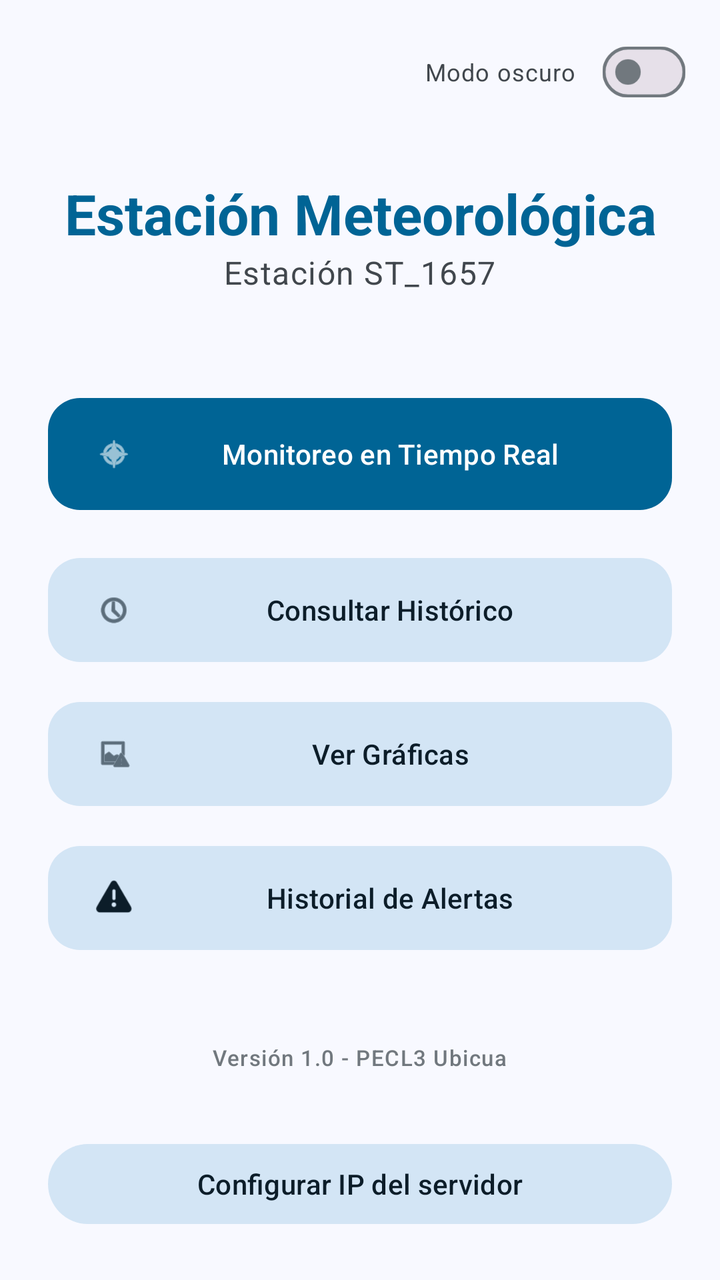
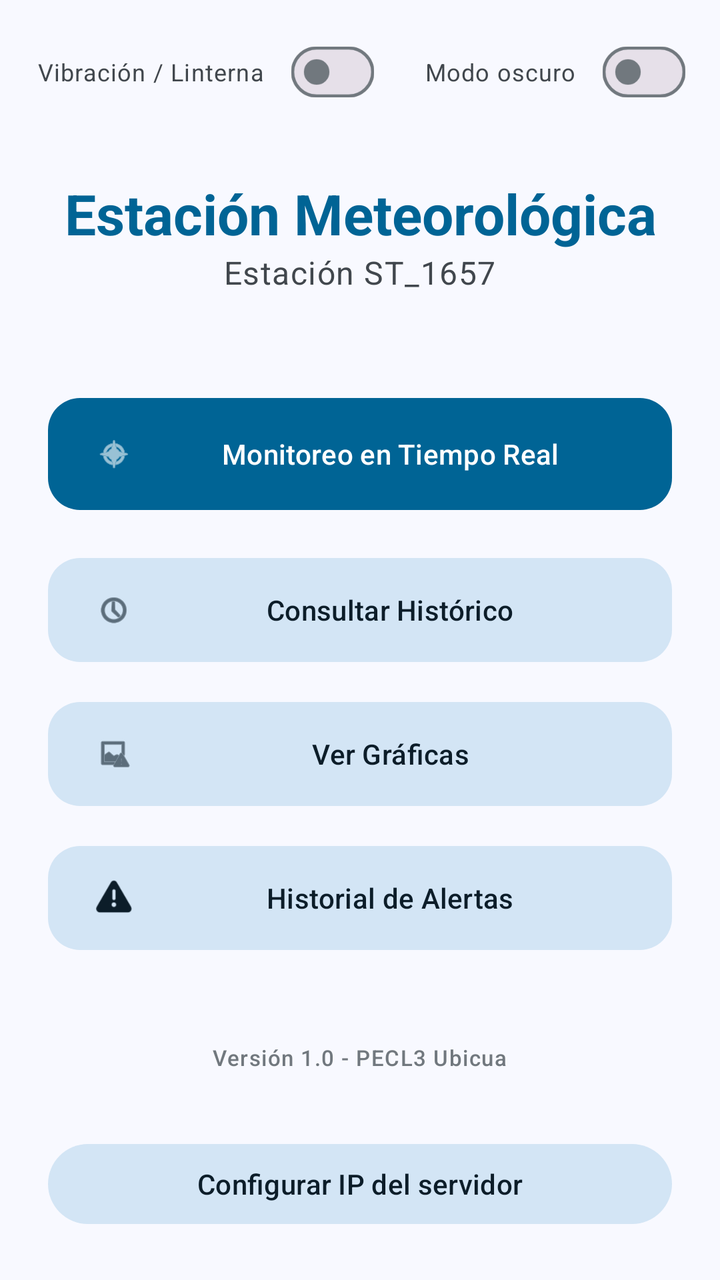

Screens rendered from an Android XML layout before and after an edit, with the pre-edit source and the edit as a unified diff.
<!-- AndroidManifest.xml: application theme Theme.EstacionMeteorologica -->
<!-- res/layout/activity_main.xml -->
<?xml version="1.0" encoding="utf-8"?>
<RelativeLayout xmlns:android="http://schemas.android.com/apk/res/android"
    xmlns:app="http://schemas.android.com/apk/res-auto"
    android:layout_width="match_parent"
    android:layout_height="match_parent"
    android:background="?attr/colorSurface">

    <LinearLayout
        android:id="@+id/darkModeContainer"
        android:layout_width="wrap_content"
        android:layout_height="wrap_content"
        android:layout_alignParentTop="true"
        android:layout_alignParentEnd="true"
        android:layout_margin="12dp"
        android:orientation="horizontal"
        android:gravity="center_vertical">

        <TextView
            android:layout_width="wrap_content"
            android:layout_height="wrap_content"
            android:text="Modo oscuro"
            android:textAppearance="@style/TextAppearance.Material3.BodySmall"
            android:textColor="?attr/colorOnSurfaceVariant"
            android:layout_marginEnd="8dp" />

        <com.google.android.material.materialswitch.MaterialSwitch
            android:id="@+id/switchDarkMode"
            android:layout_width="wrap_content"
            android:layout_height="wrap_content"
            android:scaleX="0.8"
            android:scaleY="0.8" />

    </LinearLayout>

    <LinearLayout
        android:layout_width="match_parent"
        android:layout_height="match_parent"
        android:orientation="vertical"
        android:gravity="center_horizontal"
        android:padding="24dp">

    <TextView
        android:layout_width="wrap_content"
        android:layout_height="wrap_content"
        android:layout_marginTop="64dp"
        android:text="Estación Meteorológica"
        android:textAppearance="@style/TextAppearance.Material3.HeadlineMedium"
        android:textColor="?attr/colorPrimary"
        android:textStyle="bold"
        android:textAlignment="center" />

    <TextView
        android:layout_width="wrap_content"
        android:layout_height="wrap_content"
        android:layout_marginBottom="48dp"
        android:text="Estación ST_1657"
        android:textAppearance="@style/TextAppearance.Material3.BodyLarge"
        android:textColor="?attr/colorOnSurfaceVariant" />

    <com.google.android.material.button.MaterialButton
        android:id="@+id/btnRealtime"
        style="@style/Widget.Material3.Button"
        android:layout_width="match_parent"
        android:layout_height="64dp"
        android:layout_marginBottom="16dp"
        android:text="Monitoreo en Tiempo Real"
        app:cornerRadius="16dp"
        app:icon="@android:drawable/ic_menu_compass"
        app:iconPadding="12dp" />

    <com.google.android.material.button.MaterialButton
        android:id="@+id/btnHistoric"
        style="@style/Widget.Material3.Button.TonalButton"
        android:layout_width="match_parent"
        android:layout_height="60dp"
        android:layout_marginBottom="12dp"
        android:text="Consultar Histórico"
        app:cornerRadius="16dp"
        app:icon="@android:drawable/ic_menu_recent_history"
        app:iconPadding="12dp" />

    <com.google.android.material.button.MaterialButton
        android:id="@+id/btnCharts"
        style="@style/Widget.Material3.Button.TonalButton"
        android:layout_width="match_parent"
        android:layout_height="60dp"
        android:layout_marginBottom="12dp"
        android:text="Ver Gráficas"
        app:cornerRadius="16dp"
        app:icon="@android:drawable/ic_menu_report_image"
        app:iconPadding="12dp" />

    <com.google.android.material.button.MaterialButton
        android:id="@+id/btnAlertas"
        style="@style/Widget.Material3.Button.TonalButton"
        android:layout_width="match_parent"
        android:layout_height="60dp"
        android:text="Historial de Alertas"
        app:cornerRadius="16dp"
        app:icon="@android:drawable/ic_dialog_alert"
        app:iconPadding="12dp" />
    <View
        android:layout_width="0dp"
        android:layout_height="0dp"
        android:layout_weight="1" />

    <TextView
        android:layout_width="wrap_content"
        android:layout_height="wrap_content"
        android:layout_marginBottom="16dp"
        android:text="Versión 1.0 - PECL3 Ubicua"
        android:textAppearance="@style/TextAppearance.Material3.LabelSmall"
        android:textColor="?attr/colorOutline" />

        <com.google.android.material.button.MaterialButton
            android:id="@+id/btnConfigIp"
            style="@style/Widget.Material3.Button.TonalButton"
            android:layout_width="match_parent"
            android:layout_height="wrap_content"
            android:layout_marginTop="16dp"
            android:text="Configurar IP del servidor" />
    </LinearLayout>

    </RelativeLayout>
<!-- resources referenced by this layout -->
<resources>
  <style name="Theme.EstacionMeteorologica" parent="Theme.Material3.DayNight.NoActionBar">
          <item name="colorPrimary">@color/md_theme_primary</item>
          <item name="colorOnPrimary">@color/md_theme_onPrimary</item>
          <item name="colorPrimaryContainer">@color/md_theme_primaryContainer</item>
          <item name="colorOnPrimaryContainer">@color/md_theme_onPrimaryContainer</item>
  
          <item name="colorSecondary">@color/md_theme_secondary</item>
          <item name="colorOnSecondary">@color/md_theme_onSecondary</item>
          <item name="colorSecondaryContainer">@color/md_theme_secondaryContainer</item>
          <item name="colorOnSecondaryContainer">@color/md_theme_onSecondaryContainer</item>
  
          <item name="android:windowBackground">@color/md_theme_surface</item>
          <item name="colorSurface">@color/md_theme_surface</item>
          <item name="colorOnSurface">@color/md_theme_onSurface</item>
          <item name="colorOnSurfaceVariant">@color/md_theme_onSurfaceVariant</item>
          <item name="colorOutline">@color/md_theme_outline</item>
  
          <item name="colorError">@color/md_theme_error</item>
          <item name="colorOnError">@color/md_theme_onError</item>
          <item name="colorOutlineVariant">@color/md_theme_outline_variant</item>
  
  
      </style>
  <color name="md_theme_primary">#006495</color>
  <color name="md_theme_onPrimary">#FFFFFF</color>
  <color name="md_theme_primaryContainer">#CBE6FF</color>
  <color name="md_theme_onPrimaryContainer">#001E31</color>
  <color name="md_theme_secondary">#50606E</color>
  <color name="md_theme_onSecondary">#FFFFFF</color>
  <color name="md_theme_secondaryContainer">#D3E5F5</color>
  <color name="md_theme_onSecondaryContainer">#0C1D29</color>
  <color name="md_theme_surface">#F8F9FF</color>
  <color name="md_theme_onSurface">#191C1E</color>
  <color name="md_theme_onSurfaceVariant">#41474D</color>
  <color name="md_theme_outline">#71787E</color>
  <color name="md_theme_error">#BA1A1A</color>
  <color name="md_theme_onError">#FFFFFF</color>
  <color name="md_theme_outline_variant">#C1C7CE</color>
</resources>

<!-- the commit's change to res/layout/activity_main.xml (unified diff, before → after) -->
@@ -25,6 +25,34 @@
 
         <com.google.android.material.materialswitch.MaterialSwitch
             android:id="@+id/switchDarkMode"
+            android:layout_width="wrap_content"
+            android:layout_height="wrap_content"
+            android:scaleX="0.8"
+            android:scaleY="0.8" />
+
+    </LinearLayout>
+
+    <LinearLayout
+        android:id="@+id/alertModeContainer"
+        android:layout_width="wrap_content"
+        android:layout_height="wrap_content"
+        android:layout_alignParentTop="true"
+        android:layout_toStartOf="@id/darkModeContainer"
+        android:layout_marginTop="12dp"
+        android:layout_marginEnd="8dp"
+        android:orientation="horizontal"
+        android:gravity="center_vertical">
+
+        <TextView
+            android:layout_width="wrap_content"
+            android:layout_height="wrap_content"
+            android:text="Vibración / Linterna"
+            android:textAppearance="@style/TextAppearance.Material3.BodySmall"
+            android:textColor="?attr/colorOnSurfaceVariant"
+            android:layout_marginEnd="8dp" />
+
+        <com.google.android.material.materialswitch.MaterialSwitch
+            android:id="@+id/switchAlertFlash"
             android:layout_width="wrap_content"
             android:layout_height="wrap_content"
             android:scaleX="0.8"
